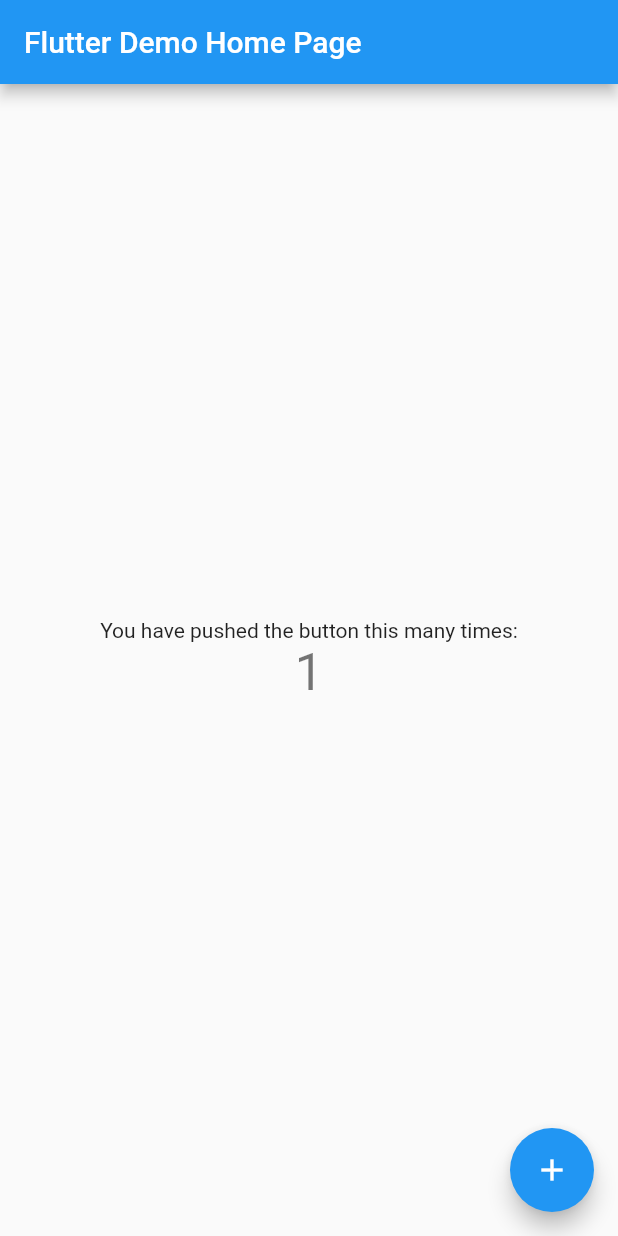
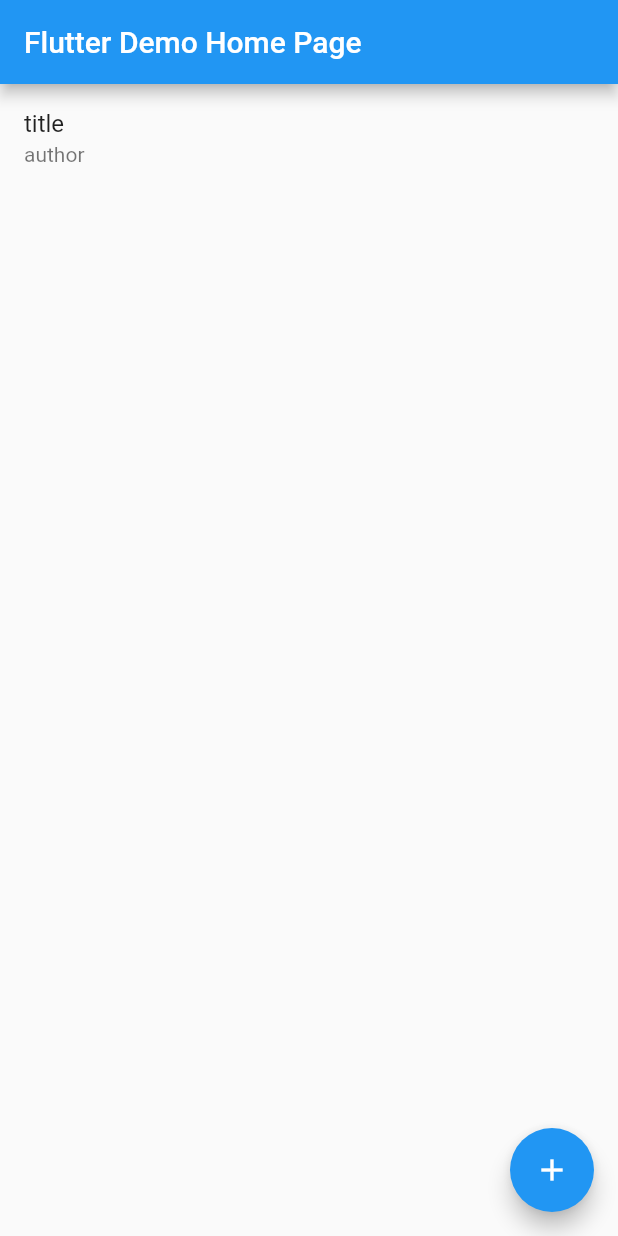
Before and after one commit to itomakiweb-corp/itomakiweb, a Flutter app: the screen it shows after launch, after a tap on the "add" icon, on a phone screen of 412 x 824 dp. Run offline on Flutter 3.47's test engine with Material 2 defaults, Android fonts, the phone set to English and light mode, and no system bars; our stand-ins replace cloud_firestore; accounts and stored records are empty.

Commit message:
enable bookmarkit firestore write

```diff
--- a/901-products/bookmarkit/lib/main.dart
+++ b/901-products/bookmarkit/lib/main.dart
@@ -81,6 +81,8 @@ class _MyHomePageState extends State<MyHomePage> {
         // the App.build method, and use it to set our appbar title.
         title: Text(widget.title),
       ),
+      body: BookList(),
+      /*
       body: Center(
         // Center is a layout widget. It takes a single child and positions it
         // in the middle of the parent.
@@ -111,6 +113,7 @@ class _MyHomePageState extends State<MyHomePage> {
           ],
         ),
       ),
+      */
       floatingActionButton: FloatingActionButton(
         onPressed: _incrementCounter,
         tooltip: 'Increment',
@@ -119,3 +122,28 @@ class _MyHomePageState extends State<MyHomePage> {
     );
   }
 }
+
+class BookList extends StatelessWidget {
+  @override
+  Widget build(BuildContext context) {
+    return StreamBuilder<QuerySnapshot>(
+      stream: Firestore.instance.collection('books').snapshots(),
+      builder: (BuildContext context, AsyncSnapshot<QuerySnapshot> snapshot) {
+        if (snapshot.hasError)
+          return new Text('Error: ${snapshot.error}');
+        switch (snapshot.connectionState) {
+          case ConnectionState.waiting: return new Text('Loading...');
+          default:
+            return new ListView(
+              children: snapshot.data.documents.map((DocumentSnapshot document) {
+                return new ListTile(
+                  title: new Text(document['title']),
+                  subtitle: new Text(document['author']),
+                );
+              }).toList(),
+            );
+        }
+      },
+    );
+  }
+}
```
Also changed, not shown: 1 other file.
